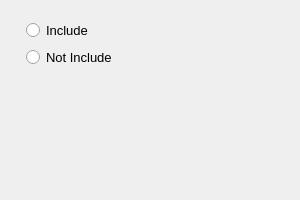
nextfoam/baram, file baram/view/case_wizard/species_model_page.ui: the form before one commit.
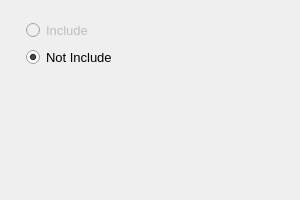
The form after the commit.

```diff
--- a/baram/view/case_wizard/species_model_page.ui
+++ b/baram/view/case_wizard/species_model_page.ui
@@ -33,6 +33,9 @@
       </property>
       <item>
        <widget class="QRadioButton" name="include">
+        <property name="enabled">
+         <bool>false</bool>
+        </property>
         <property name="text">
          <string>Include</string>
         </property>
@@ -43,6 +46,9 @@
         <property name="text">
          <string>Not Include</string>
         </property>
+        <property name="checked">
+         <bool>true</bool>
+        </property>
        </widget>
       </item>
      </layout>
```
